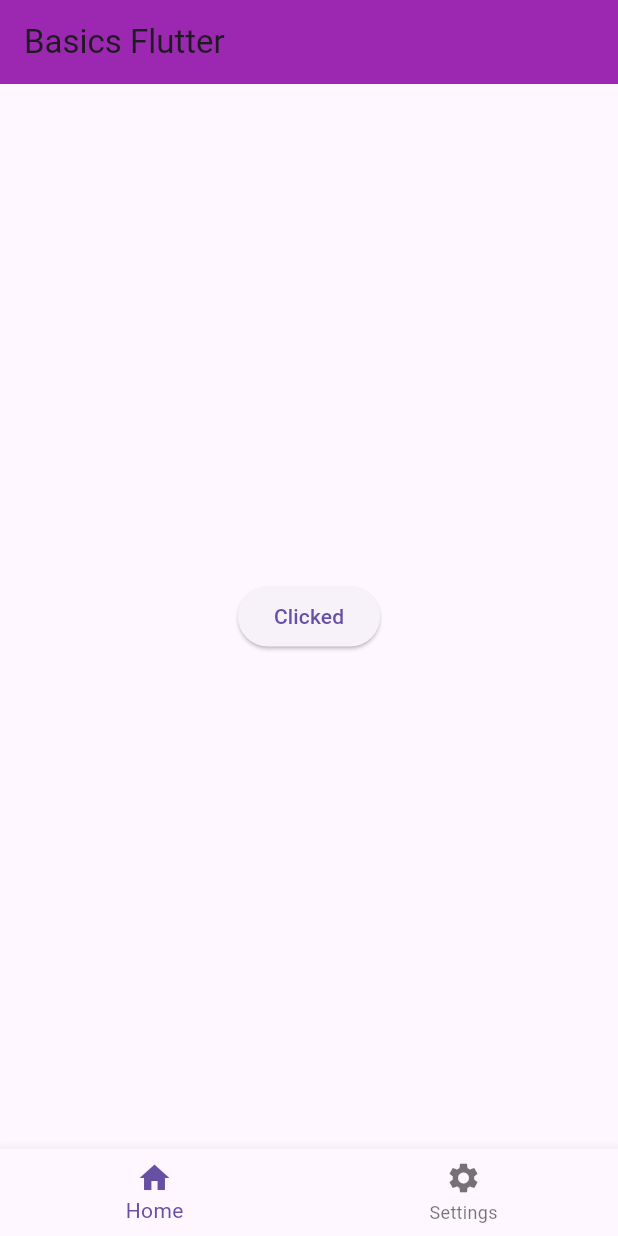
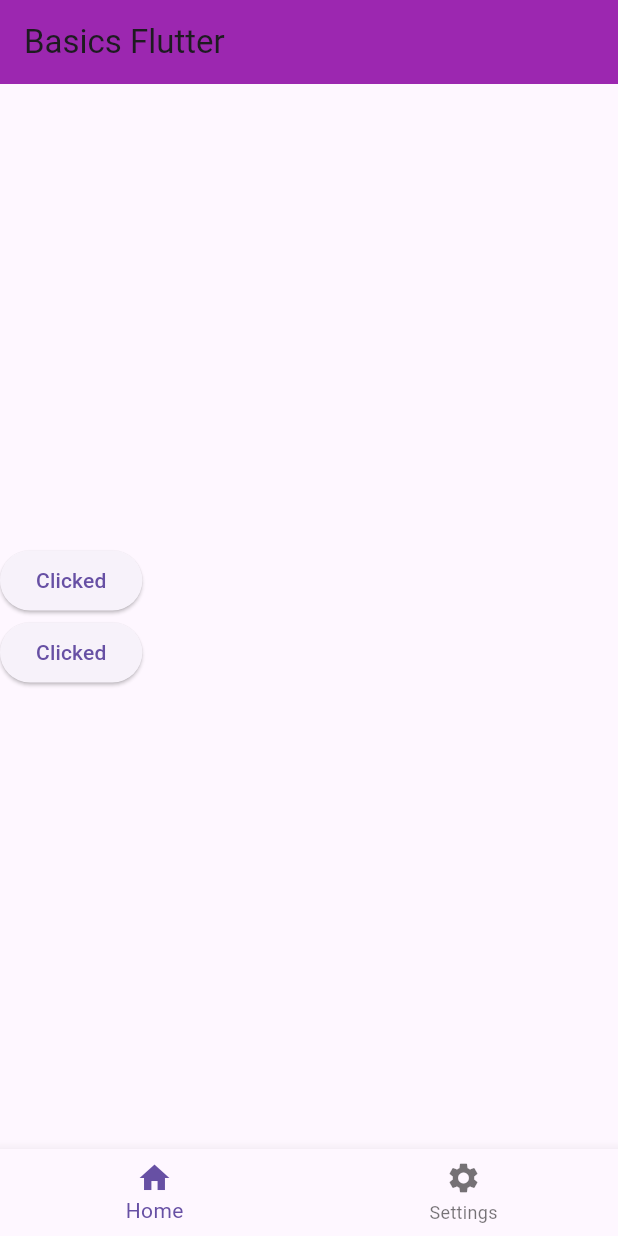
Before and after one commit to Anjasfedo/flutter_basics, a Flutter app: the screen it shows after launch, after a tap on "Click", on a phone screen of 412 x 824 dp. Run offline on Flutter 3.47's test engine with Material 3 defaults, Android fonts, the phone set to English and light mode, and no system bars.

Commit message:
Column with Max Width

```diff
--- a/lib/main.dart
+++ b/lib/main.dart
@@ -26,7 +26,13 @@ class _MyAppState extends State<MyApp> {
           backgroundColor: Colors.purple,
         ),
         body: Center(
-          child: ElevatedButton(
+          child: SizedBox(
+            width: double.infinity,
+            child: Column(
+              mainAxisAlignment: MainAxisAlignment.center,
+              crossAxisAlignment: CrossAxisAlignment.start,
+              children: [
+                ElevatedButton(
                   onPressed: () {
                     setState(() {
                       buttonName = "Clicked";
@@ -34,8 +40,20 @@ class _MyAppState extends State<MyApp> {
                   },
                   child: Text(buttonName),
                 ),
+                ElevatedButton(
+                  onPressed: () {
+                    setState(() {
+                      buttonName = "Clicked";
+                    });
+                  },
+                  child: Text(buttonName),
                 ),
-        bottomNavigationBar: BottomNavigationBar(items: const [
+              ],
+            ),
+          ),
+        ),
+        bottomNavigationBar: BottomNavigationBar(
+          items: const [
             BottomNavigationBarItem(
               label: "Home",
               icon: Icon(Icons.home),
```
Also changed, not shown: 1 other file. Lines whose indentation alone changed are shown as unchanged.
